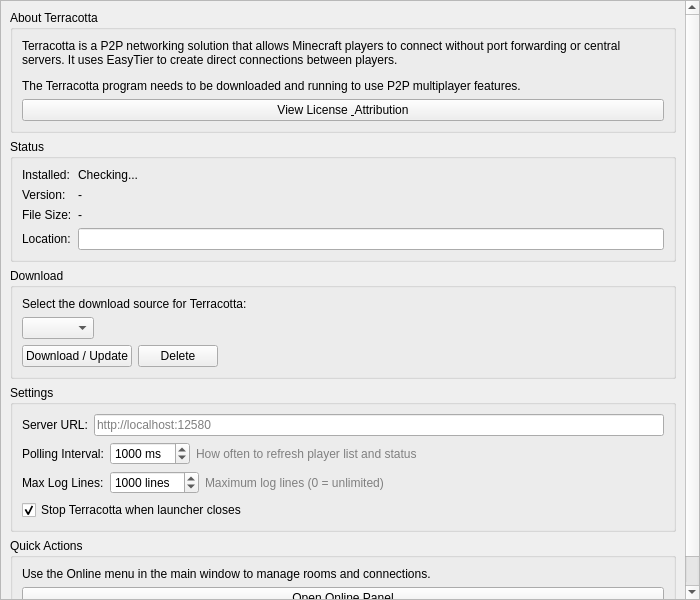
Above: launcher/ui/pages/global/TerracottaPage.ui from AndreaFrederica/LunaLauncher before the change. Below: the same form after it.
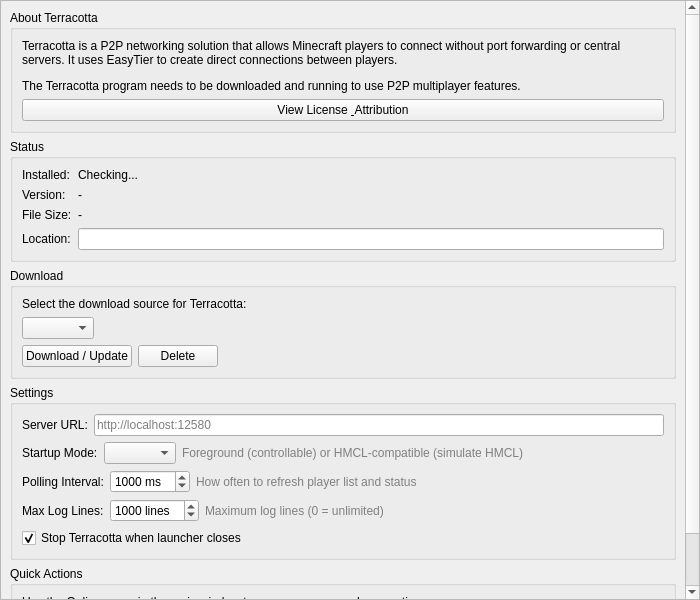
That is the form after the change.

Commit message:
feat(Terracotta): 添加启动模式选项支持前台和HMCL兼容模式
- 新增启动模式枚举和设置方法
- 在设置页面添加启动模式选择控件
- 根据启动模式调整进程启动参数
- 更新相关翻译文本

What changed in the file:
```diff
--- a/launcher/ui/pages/global/TerracottaPage.ui
+++ b/launcher/ui/pages/global/TerracottaPage.ui
@@ -220,6 +220,50 @@
             </item>
            </layout>
           </item>
+          <item>
+           <layout class="QHBoxLayout" name="horizontalLayout_startup_mode">
+            <item>
+             <widget class="QLabel" name="label_startup_mode">
+              <property name="text">
+               <string>Startup Mode:</string>
+              </property>
+             </widget>
+            </item>
+            <item>
+             <widget class="QComboBox" name="comboBox_startup_mode">
+              <property name="sizePolicy">
+               <sizepolicy hsizetype="Maximum" vsizetype="Fixed">
+                <horstretch>0</horstretch>
+                <verstretch>0</verstretch>
+               </sizepolicy>
+              </property>
+             </widget>
+            </item>
+            <item>
+             <widget class="QLabel" name="label_startup_mode_hint">
+              <property name="text">
+               <string>Foreground (controllable) or HMCL-compatible (simulate HMCL)</string>
+              </property>
+              <property name="styleSheet">
+               <string notr="true">color: gray; font-size: 9pt;</string>
+              </property>
+             </widget>
+            </item>
+            <item>
+             <spacer name="horizontalSpacer_startup_mode">
+              <property name="orientation">
+               <enum>Qt::Horizontal</enum>
+              </property>
+              <property name="sizeHint" stdset="0">
+               <size>
+                <width>0</width>
+                <height>0</height>
+               </size>
+              </property>
+             </spacer>
+            </item>
+           </layout>
+          </item>
           <item>
            <layout class="QHBoxLayout" name="horizontalLayout_poll_interval">
             <item>
```
The commit also changes 5 other files.
